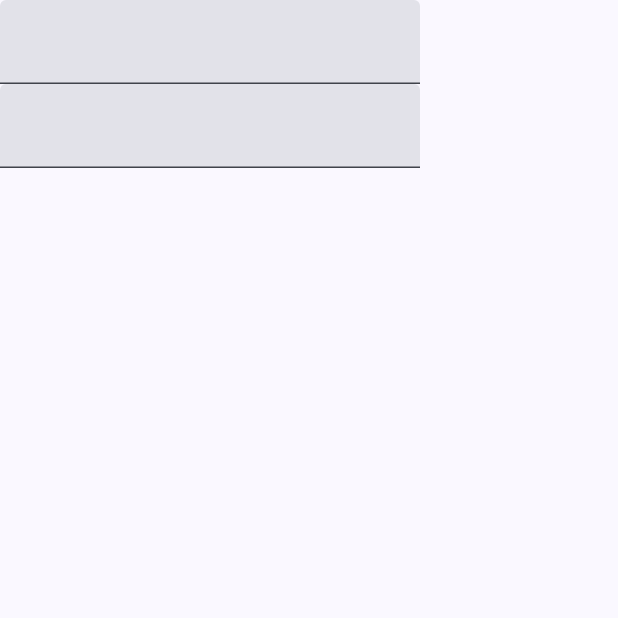
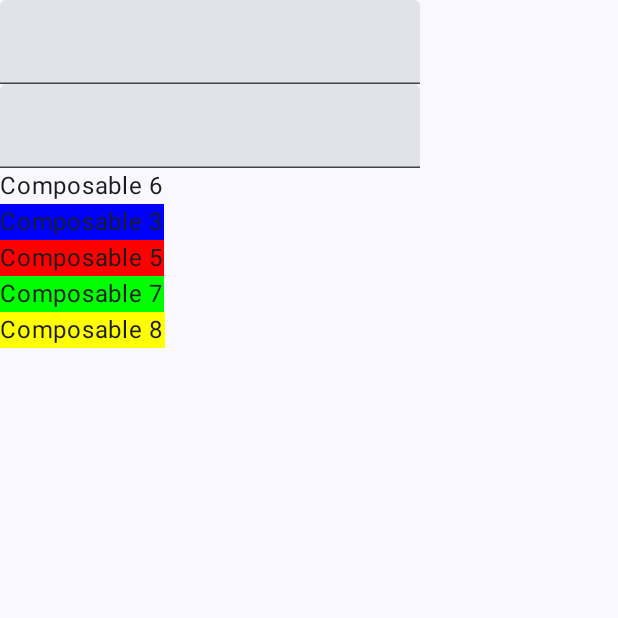
Before and after one commit to NikolayIvTkachenko/Android_Kotlin_Compose_EDU, an Android app built with Jetpack Compose: the screen it shows after launch (MainActivity), on a phone screen of 412 x 824 dp, the top half of it. Run offline under Robolectric (Android 15) with nearby library versions, the phone set to English and light mode, and no system bars.

Commit message:
update commit

```diff
--- a/app/src/main/java/com/example/appjetpacktest001/MainActivity.kt
+++ b/app/src/main/java/com/example/appjetpacktest001/MainActivity.kt
@@ -1,8 +1,11 @@
 package com.example.appjetpacktest001
 
+import android.content.res.Configuration
 import android.os.Bundle
 import androidx.activity.ComponentActivity
 import androidx.activity.compose.setContent
+import androidx.compose.foundation.background
+import androidx.compose.foundation.isSystemInDarkTheme
 import androidx.compose.foundation.layout.Arrangement
 import androidx.compose.foundation.layout.Column
 import androidx.compose.foundation.layout.Spacer
@@ -10,6 +13,7 @@ import androidx.compose.foundation.layout.fillMaxSize
 import androidx.compose.foundation.layout.height
 import androidx.compose.foundation.layout.padding
 import androidx.compose.material3.Divider
+import androidx.compose.material3.LocalContentColor
 import androidx.compose.material3.MaterialTheme
 import androidx.compose.material3.Slider
 import androidx.compose.material3.Surface
@@ -17,11 +21,14 @@ import androidx.compose.material3.Switch
 import androidx.compose.material3.Text
 import androidx.compose.material3.TextField
 import androidx.compose.runtime.Composable
+import androidx.compose.runtime.CompositionLocalProvider
+import androidx.compose.runtime.compositionLocalOf
 import androidx.compose.runtime.getValue
 import androidx.compose.runtime.mutableStateOf
 import androidx.compose.runtime.remember
 import androidx.compose.runtime.saveable.rememberSaveable
 import androidx.compose.runtime.setValue
+import androidx.compose.runtime.staticCompositionLocalOf
 import androidx.compose.ui.Alignment
 import androidx.compose.ui.Modifier
 import androidx.compose.ui.graphics.Color
@@ -31,9 +38,17 @@ import androidx.compose.ui.unit.dp
 import androidx.compose.ui.unit.sp
 import com.example.appjetpacktest001.ui.theme.AppJetPackTest001Theme
 
+val color1 = Color.Blue
+//val LocalColor = compositionLocalOf { Color.Red }
+val LocalColor = staticCompositionLocalOf { Color.Red }
+
 class MainActivity : ComponentActivity() {
 
     var highOrderFunctionExample = HighOrderFunctionExample()
+
+
+
+
 
     override fun onCreate(savedInstanceState: Bundle?) {
         super.onCreate(savedInstanceState)
@@ -65,6 +80,77 @@ class MainActivity : ComponentActivity() {
     }
 }
 
+@Composable
+fun Composable1() {
+    //val background = LocalColor.current
+//    CompositionLocalProvider(LocalColor provides color) {
+//
+//    }
+
+    var color = if(isSystemInDarkTheme()) {
+        Color(0xFFa08d87)
+    } else {
+        Color(0xFFffdbcf)
+    }
+
+    Column {
+        Composable2()
+        CompositionLocalProvider(LocalColor provides color1) {
+            Composable3()
+        }
+//        CompositionLocalProvider(LocalColor provides color) {
+//            Composable3()
+//        }
+    }
+
+}
+
+
+@Composable
+fun Composable2() {
+    Composable4()
+}
+
+@Composable
+fun Composable3() {
+    Text(text = "Composable 3", modifier = Modifier.background(LocalColor.current))
+    CompositionLocalProvider(LocalColor provides Color.Red) {
+        Composable5()
+    }
+
+}
+
+@Composable
+fun Composable4() {
+    Composable6()
+}
+
+@Composable
+fun Composable5() {
+    Text(text = "Composable 5", modifier = Modifier.background(LocalColor.current))
+    CompositionLocalProvider(LocalColor provides Color.Green) {
+        Composable7()
+    }
+    CompositionLocalProvider(LocalColor provides Color.Yellow) {
+        Composable8()
+    }
+
+}
+
+@Composable
+fun Composable6() {
+    Text("Composable 6")
+}
+
+@Composable
+fun Composable7() {
+    Text("Composable 7", modifier = Modifier.background(LocalColor.current))
+}
+
+@Composable
+fun Composable8() {
+    Text("Composable 8", modifier = Modifier.background(LocalColor.current))
+}
 
 
 //Statefull component
@@ -84,6 +170,7 @@ fun DemoScreen02(){
     Column {
         TextField003(text = textState, onTextChange = onTextChange)
         TextField003(text = textState, onTextChange = onTextChange)
+        Composable1()
     }
 
 }
@@ -188,7 +275,8 @@ fun TextField02() {
 }
 
 
-@Preview(showBackground = true)
+//@Preview(showBackground = true)
+@Preview(showBackground = true, uiMode = Configuration.UI_MODE_NIGHT_YES)
 @Composable
 fun DefaultPreview() {
     //CustomText(text = "TEST COMPOSE", fontWeight = FontWeight.Bold, color = Color.Green)
```
